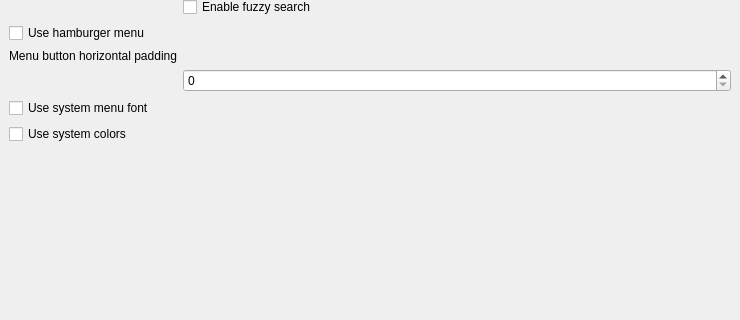
The window that src/kcm/config.ui (guiodic/material-decoration) describes before a commit, drawn with Qt 5; both pictures show x 0 to 740 and y 168 to 488 of the 740 by 749 pixel window.
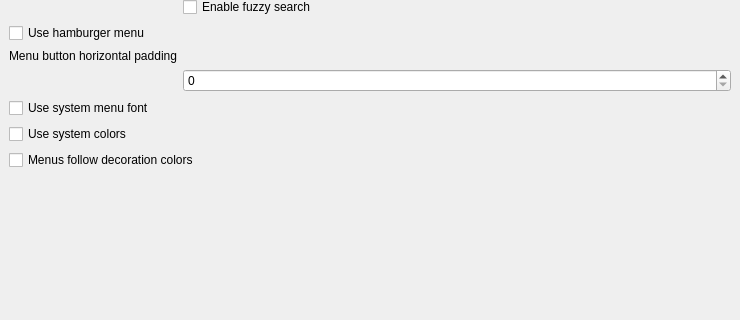
The same window after the commit. The open tabs and pages were chosen to show the change. Custom widgets are drawn as their Qt base class.

Commit message: Add a "Menues follow decoration palette" option (#326)

Diff of the .ui file:
```diff
--- a/src/kcm/config.ui
+++ b/src/kcm/config.ui
@@ -322,6 +322,13 @@
          </property>
         </widget>
        </item>
+       <item row="11" column="0" colspan="2">
+        <widget class="QCheckBox" name="kcfg_MenusFollowDecorationColors">
+         <property name="text">
+          <string>Menus follow decoration colors</string>
+         </property>
+        </widget>
+       </item>
       </layout>
      </widget>
      <widget class="QWidget" name="shadowsTab">
```
The commit also changes 23 other files.
